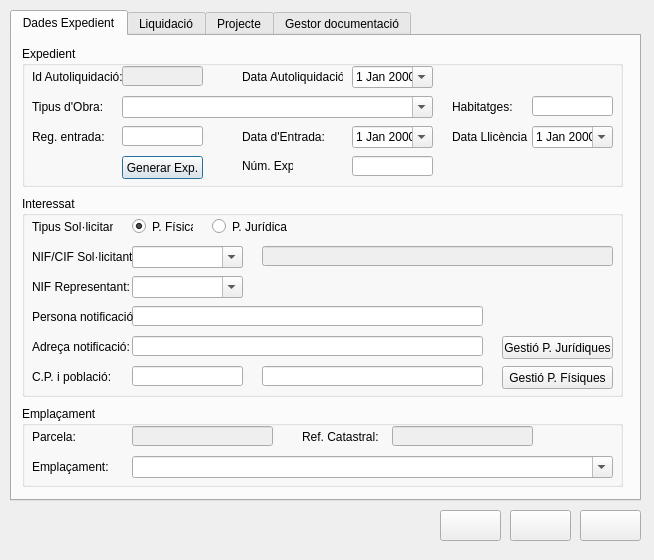
daviderill/expedients, file src/exp_om.ui: the form before one commit.
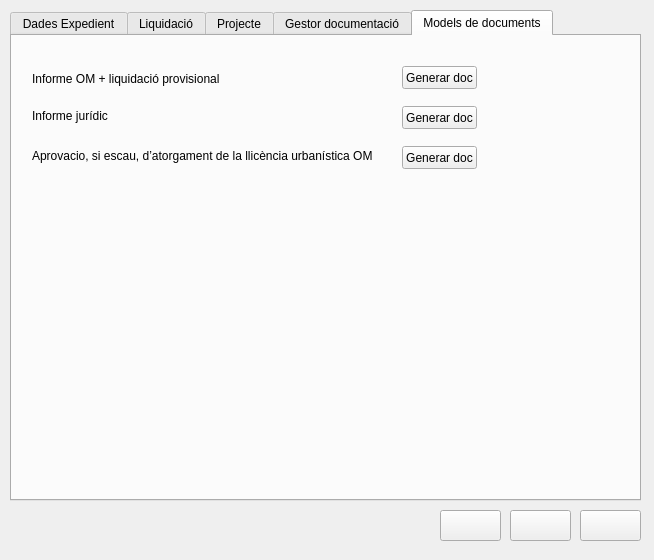
The form after the commit. Icons and pictures are not drawn.

Commit message: new tab 'model de documents'

The edit to the form file:
```diff
--- a/src/exp_om.ui
+++ b/src/exp_om.ui
@@ -29,7 +29,7 @@
     <enum>QTabWidget::Rounded</enum>
    </property>
    <property name="currentIndex">
-    <number>0</number>
+    <number>4</number>
    </property>
    <widget class="QWidget" name="tabDades">
     <attribute name="title">
@@ -2939,6 +2939,104 @@
      </widget>
     </widget>
    </widget>
+   <widget class="QWidget" name="tabModelsDoc">
+    <attribute name="title">
+     <string>Models de documents</string>
+    </attribute>
+    <widget class="QLabel" name="label">
+     <property name="geometry">
+      <rect>
+       <x>20</x>
+       <y>33</y>
+       <width>231</width>
+       <height>20</height>
+      </rect>
+     </property>
+     <property name="font">
+      <font>
+       <pointsize>9</pointsize>
+      </font>
+     </property>
+     <property name="text">
+      <string>Informe OM + liquidació provisional</string>
+     </property>
+    </widget>
+    <widget class="QLabel" name="label_2">
+     <property name="geometry">
+      <rect>
+       <x>20</x>
+       <y>70</y>
+       <width>231</width>
+       <height>20</height>
+      </rect>
+     </property>
+     <property name="font">
+      <font>
+       <pointsize>9</pointsize>
+      </font>
+     </property>
+     <property name="text">
+      <string>Informe jurídic</string>
+     </property>
+    </widget>
+    <widget class="QLabel" name="label_3">
+     <property name="geometry">
+      <rect>
+       <x>20</x>
+       <y>110</y>
+       <width>361</width>
+       <height>20</height>
+      </rect>
+     </property>
+     <property name="font">
+      <font>
+       <pointsize>9</pointsize>
+      </font>
+     </property>
+     <property name="text">
+      <string>Aprovacio, si escau, d’atorgament de la llicència urbanística OM</string>
+     </property>
+    </widget>
+    <widget class="QPushButton" name="btnDoc_1">
+     <property name="geometry">
+      <rect>
+       <x>390</x>
+       <y>30</y>
+       <width>75</width>
+       <height>23</height>
+      </rect>
+     </property>
+     <property name="text">
+      <string>Generar doc</string>
+     </property>
+    </widget>
+    <widget class="QPushButton" name="btnDoc_2">
+     <property name="geometry">
+      <rect>
+       <x>390</x>
+       <y>70</y>
+       <width>75</width>
+       <height>23</height>
+      </rect>
+     </property>
+     <property name="text">
+      <string>Generar doc</string>
+     </property>
+    </widget>
+    <widget class="QPushButton" name="btnDoc_3">
+     <property name="geometry">
+      <rect>
+       <x>390</x>
+       <y>110</y>
+       <width>75</width>
+       <height>23</height>
+      </rect>
+     </property>
+     <property name="text">
+      <string>Generar doc</string>
+     </property>
+    </widget>
+   </widget>
   </widget>
   <widget class="QPushButton" name="btnSave">
    <property name="geometry">
```
The commit also changes 8 other files.
